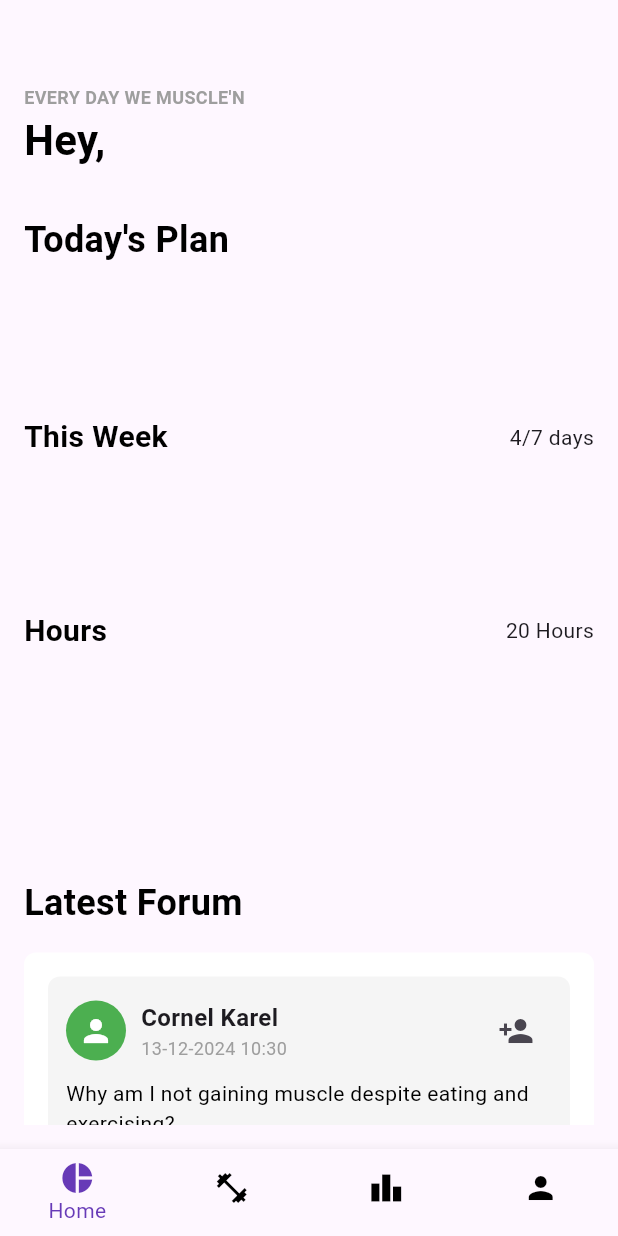
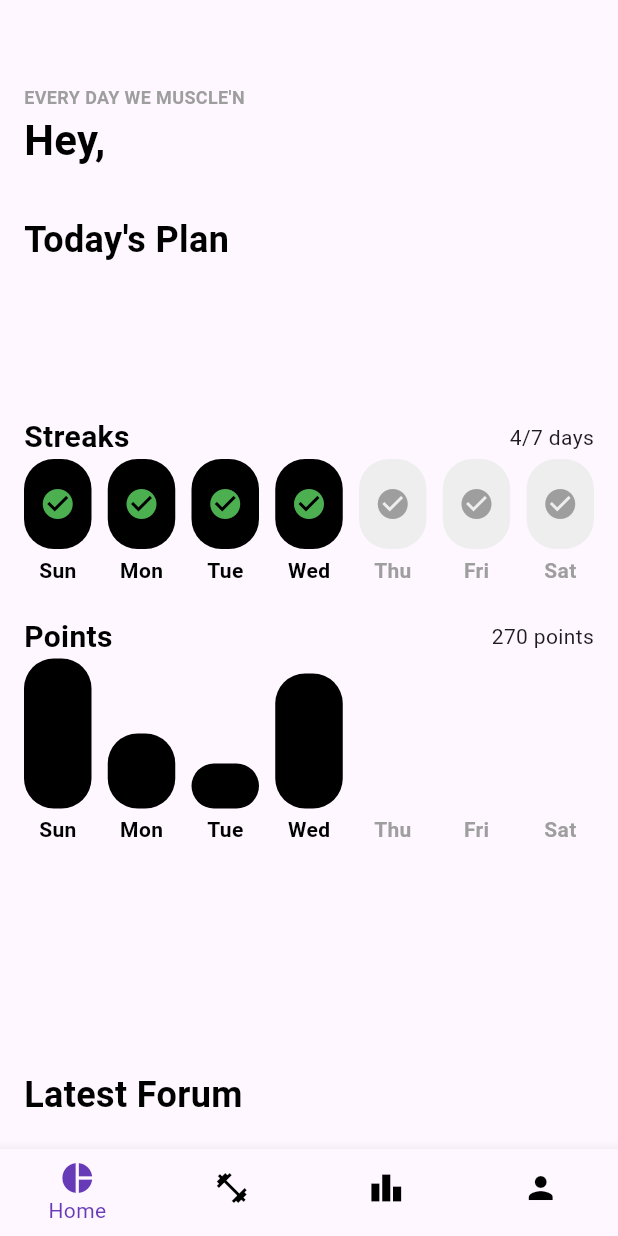
Before and after one commit to Eilhie/BuddyQuest, a Flutter app: the HomePage screen opened by its route, on a phone screen of 412 x 824 dp. Run offline on Flutter 3.47's test engine with Material 3 defaults, Android fonts, the phone set to English and light mode, and no system bars; our stand-ins replace cloud_firestore, firebase_auth, firebase_core, flutter_dotenv, google_sign_in, shared_preferences; accounts and stored records are empty.

Commit message:
Update Homepage on Streak and Points chart

```diff
--- a/lib/home_page.dart
+++ b/lib/home_page.dart
@@ -92,7 +92,7 @@ class _HomePageState extends State<HomePage> {
                 mainAxisAlignment: MainAxisAlignment.spaceBetween,
                 children: [
                   Text(
-                    "This Week",
+                    "Streaks",
                     style: TextStyle(
                       fontSize: 20,
                       fontWeight: FontWeight.bold,
@@ -102,21 +102,27 @@ class _HomePageState extends State<HomePage> {
                   Text('4/7 days'),
                 ],
               ),
-              const SizedBox(height: 100),
+              // STREAK CHART HERE
+              StreakChart(completedDays: 4),
+              const SizedBox(height: 20),
               const Row(
                 mainAxisAlignment: MainAxisAlignment.spaceBetween,
                 children: [
                   Text(
-                    "Hours",
+                    "Points",
                     style: TextStyle(
                       fontSize: 20,
                       fontWeight: FontWeight.bold,
                       color: Colors.black,
                     ),
                   ),
-                  Text('20 Hours'),
+                  Text('270 points'),
                 ],
               ),
+
+              // POINTS CHART HERE
+              PointsChart(points: [100, 50, 30, 90, 0, 0, 0]),
+
               const SizedBox(height: 150),
               const Text(
                 "Latest Forum",
@@ -321,5 +327,108 @@ class _HomePageState extends State<HomePage> {
       ),
     );
   }
+}
 
+// Streak Chart Widget (UI Only)
+class StreakChart extends StatelessWidget {
+  final int completedDays; // Number of completed streak days out of 7
+  final List<String> weekDays = ["Sun", "Mon", "Tue", "Wed", "Thu", "Fri", "Sat"];
+
+  StreakChart({required this.completedDays});
+
+  @override
+  Widget build(BuildContext context) {
+    return Row(
+      mainAxisAlignment: MainAxisAlignment.spaceBetween,
+      children: List.generate(7, (index) {
+        bool isCompleted = index < completedDays;
+        return Column(
+          children: [
+            Container(
+              height: 60,
+              width: 45,
+              decoration: BoxDecoration(
+                color: isCompleted ? Colors.black : Colors.grey.shade200,
+                borderRadius: BorderRadius.circular(20.0),
+              ),
+              child: Center(
+                child: Icon(
+                  Icons.check_circle,
+                  color: isCompleted ? Colors.green : Colors.grey,
+                ),
+              ),
+            ),
+            const SizedBox(height: 4),
+            Text(
+              weekDays[index],
+              style: TextStyle(
+                color: isCompleted ? Colors.black : Colors.grey,
+                fontWeight: FontWeight.bold,
+              ),
+            ),
+          ],
+        );
+      }),
+    );
+  }
 }
+
+class PointsChart extends StatelessWidget {
+  final List<int> points; // List containing the points for each day
+  final List<String> weekDays = ["Sun", "Mon", "Tue", "Wed", "Thu", "Fri", "Sat"];
+
+  PointsChart({required this.points});
+
+  @override
+  Widget build(BuildContext context) {
+    int maxHeight = points.isNotEmpty ? points.reduce((a, b) => a > b ? a : b) : 0; // Get the max height for normalization
+
+    return Row(
+      mainAxisAlignment: MainAxisAlignment.spaceBetween,
+      children: List.generate(7, (index) {
+        int dayPoints = points[index];
+
+        // Calculate the normalized height based on the max height
+        double normalizedHeight = (dayPoints / maxHeight) * 100; // Adjust as needed
+
+        return Column(
+          mainAxisAlignment: MainAxisAlignment.end,
+          children: [
+            // Stack to ensure all bars start from the same ground
+            Container(
+              height: 100, // Maximum height for the chart
+              width: 45,
+              decoration: BoxDecoration(
+                color: Colors.transparent,
+              ),
+              child: Stack(
+                children: [
+                  // Bar
+                  Align(
+                    alignment: Alignment.bottomCenter,
+                    child: Container(
+                      height: normalizedHeight, // Bar height based on points
+                      width: 45,
+                      decoration: BoxDecoration(
+                        color: dayPoints > 0 ? Colors.black : Colors.grey.shade200,
+                        borderRadius: BorderRadius.circular(20.0),
+                      ),
+                    ),
+                  ),
+                ],
+              ),
+            ),
+            const SizedBox(height: 4),
+            Text(
+              weekDays[index],
+              style: TextStyle(
+                color: dayPoints > 0 ? Colors.black : Colors.grey,
+                fontWeight: FontWeight.bold,
+              ),
+            ),
+          ],
+        );
+      }),
+    );
+  }
+}
```
